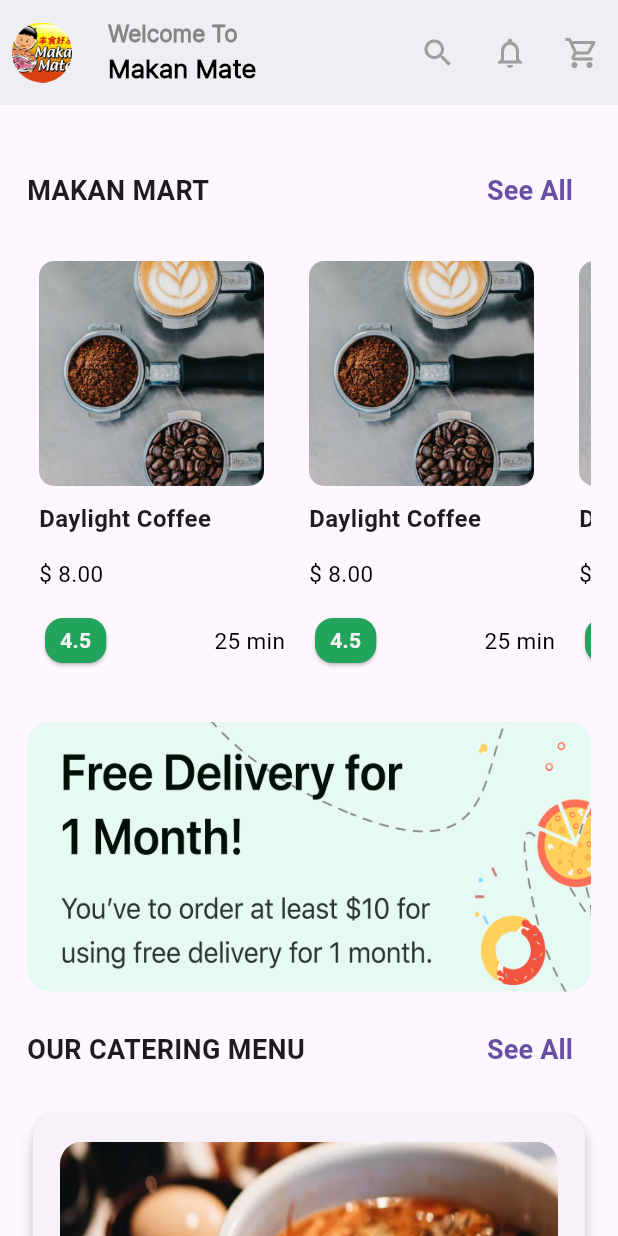
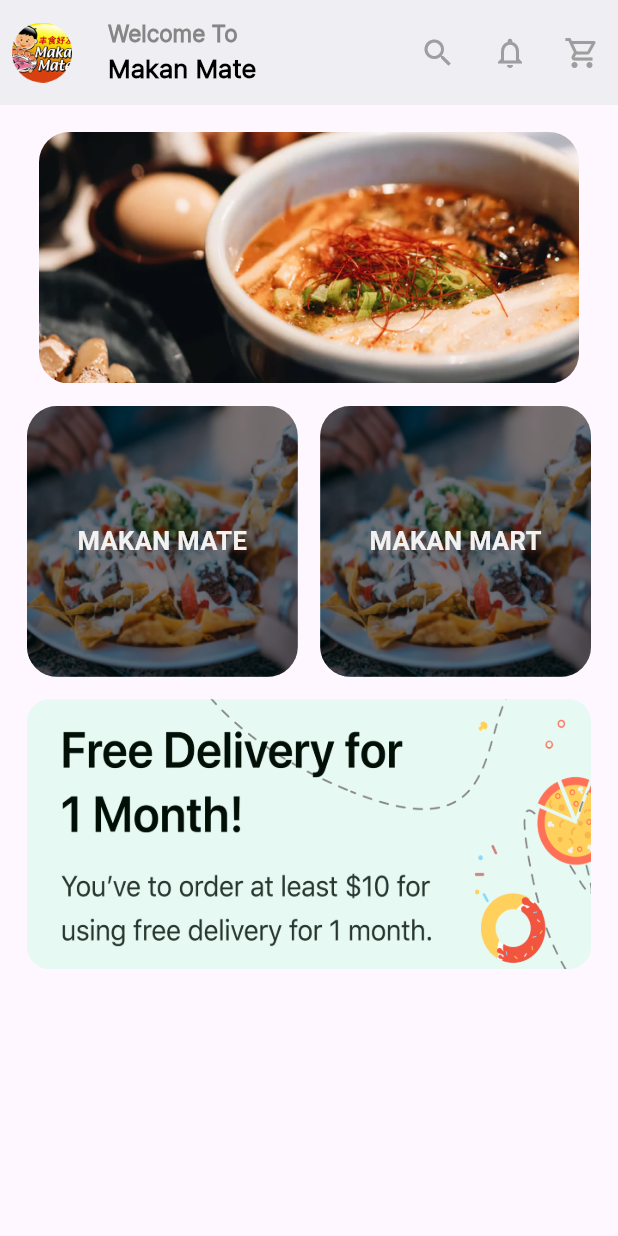
Before and after one commit to Sandhosh-28/FLUTTER-B2C-MAKANMATE, a Flutter app: the DashboardScreen screen opened by its route, on a phone screen of 412 x 824 dp. Run offline on Flutter 3.47's test engine with Material 3 defaults, Android fonts, the phone set to English and light mode, and no system bars; our stand-ins replace carousel_slider, get, pinput, shared_preferences; accounts and stored records are empty; network calls fail.

Commit message:
Dashboard Changes

```diff
--- a/lib/Const/approute.dart
+++ b/lib/Const/approute.dart
@@ -54,7 +54,9 @@ final pages = [
   GetPage(
       name: Routes.registrationScreen, page: () => const RegistrationScreen()),
   GetPage(name: Routes.loginScreen, page: () => const LoginScreen()),
-  GetPage(name: Routes.userBottomNavBar, page: () => const UserBottomNavBar()),
+  GetPage(
+      name: Routes.userBottomNavBar,
+      page: () => const UserBottomNavBar(index: 0)),
   GetPage(name: Routes.dashboardScreen, page: () => const DashboardScreen()),
   GetPage(
       name: Routes.editProfileScreen, page: () => const EditProfileScreen()),
--- a/lib/Const/assets.dart
+++ b/lib/Const/assets.dart
@@ -35,5 +35,7 @@ class Assets {
   static const String doller = "assets/images/doller.png";
   static const String plusButton = "assets/images/Plus.png";
   static const String minusButton = "assets/images/Minus.png";
+  static const String grocery = "assets/images/grocery.png";
+  static const String foodH = "assets/images/foodH.png";
   static const String successfully = "assets/images/successfully.gif";
 }
--- a/lib/Screens/Dashboard/dashboardscreen.dart
+++ b/lib/Screens/Dashboard/dashboardscreen.dart
@@ -6,6 +6,7 @@ import 'package:makkanmate/Const/colors.dart';
 
 import '../../Const/assets.dart';
 import '../../Const/size.dart';
+import '../Widget/bottomnavbar.dart';
 import 'dashboardcontroller.dart';
 
 class DashboardScreen extends StatefulWidget {
@@ -88,37 +89,225 @@ class _DashboardScreenState extends State<DashboardScreen> {
           padding: const EdgeInsets.all(18.0),
           child: Column(
             children: [
-              (controller.bannerImageList.isNotEmpty)
+              bannerImg(),
+              const SizedBox(height: 15),
+              GridView(
+                shrinkWrap: true,
+                gridDelegate: const SliverGridDelegateWithFixedCrossAxisCount(
+                  crossAxisCount: 2,
+                  mainAxisSpacing: 10,
+                  crossAxisSpacing: 15,
+                ),
+                children: [
+                  GestureDetector(
+                    onTap: () {
+                      Navigator.push(
+                        context,
+                        MaterialPageRoute(
+                          builder: (context) =>
+                              const UserBottomNavBar(index: 1),
+                        ),
+                      );
+                    },
+                    child: Stack(
+                      alignment: Alignment.center,
+                      fit: StackFit.expand,
+                      children: [
+                        ClipRRect(
+                          borderRadius: BorderRadius.circular(20.0),
+                          child: Image.asset(
+                            Assets.food,
+                            fit: BoxFit.fill,
+                          ),
+                        ),
+                        Container(
+                          decoration: BoxDecoration(
+                            color: MyColors.black.withOpacity(0.5),
+                            borderRadius: BorderRadius.circular(20.0),
+                          ),
+                        ),
+                        const Center(
+                          child: Padding(
+                            padding: EdgeInsets.all(18.0),
+                            child: Text(
+                              "MAKAN MATE",
+                              textAlign: TextAlign.center,
+                              maxLines: 3,
+                              overflow: TextOverflow.ellipsis,
+                              style: TextStyle(
+                                fontWeight: FontWeight.bold,
+                                fontSize: 17,
+                                color: MyColors.whiteTextFormField,
+                              ),
+                            ),
+                          ),
+                        )
+                      ],
+                    ),
+                  ),
+                  GestureDetector(
+                    onTap: () {
+                      Navigator.push(
+                        context,
+                        MaterialPageRoute(
+                          builder: (context) =>
+                              const UserBottomNavBar(index: 2),
+                        ),
+                      );
+                    },
+                    child: Stack(
+                      alignment: Alignment.center,
+                      fit: StackFit.expand,
+                      children: [
+                        ClipRRect(
+                          borderRadius: BorderRadius.circular(20.0),
+                          child: Image.asset(
+                            Assets.food,
+                            fit: BoxFit.fill,
+                          ),
+                        ),
+                        Container(
+                          decoration: BoxDecoration(
+                            color: MyColors.black.withOpacity(0.5),
+                            borderRadius: BorderRadius.circular(20.0),
+                          ),
+                        ),
+                        const Center(
+                          child: Padding(
+                            padding: EdgeInsets.all(18.0),
+                            child: Text(
+                              "MAKAN MART",
+                              textAlign: TextAlign.center,
+                              maxLines: 3,
+                              overflow: TextOverflow.ellipsis,
+                              style: TextStyle(
+                                fontWeight: FontWeight.bold,
+                                fontSize: 17,
+                                color: MyColors.whiteTextFormField,
+                              ),
+                            ),
+                          ),
+                        )
+                      ],
+                    ),
+                  ),
+                ],
+              ),
+              const SizedBox(height: 15),
+              // Row(
+              //   mainAxisAlignment: MainAxisAlignment.spaceBetween,
+              //   children: [
+              //     const Text(
+              //       "MAKAN MART",
+              //       style: TextStyle(
+              //         fontWeight: FontWeight.bold,
+              //         fontSize: 18,
+              //       ),
+              //     ),
+              //     TextButton(
+              //         onPressed: () {},
+              //         child: const Text(
+              //           "See All",
+              //           style: TextStyle(
+              //             fontWeight: FontWeight.bold,
+              //             fontSize: 18,
+              //           ),
+              //         ))
+              //   ],
+              // ),
+              // const SizedBox(height: 15),
+              // SizedBox(
+              //   height: 300,
+              //   child: martListView(),
+              // ),
+              // const SizedBox(height: 15),
+              ClipRRect(
+                  borderRadius: BorderRadius.circular(15.0),
+                  child: SizedBox(
+                      height: 180,
+                      child: Image.asset(
+                        Assets.adv,
+                        fit: BoxFit.fill,
+                      ))),
+              const SizedBox(height: 15),
+              // Row(
+              //   mainAxisAlignment: MainAxisAlignment.spaceBetween,
+              //   children: [
+              //     const Text(
+              //       "OUR CATERING MENU",
+              //       style: TextStyle(
+              //         fontWeight: FontWeight.bold,
+              //         fontSize: 18,
+              //       ),
+              //     ),
+              //     TextButton(
+              //         onPressed: () {},
+              //         child: const Text(
+              //           "See All",
+              //           style: TextStyle(
+              //             fontWeight: FontWeight.bold,
+              //             fontSize: 18,
+              //           ),
+              //         ))
+              //   ],
+              // ),
+              // const SizedBox(height: 15),
+              // cateringMenuList(),
+              // const SizedBox(height: 15),
+              // Row(
+              //   mainAxisAlignment: MainAxisAlignment.spaceBetween,
+              //   children: [
+              //     const Text(
+              //       "FEATURED ITEMS",
+              //       style: TextStyle(
+              //         fontWeight: FontWeight.bold,
+              //         fontSize: 18,
+              //       ),
+              //     ),
+              //     TextButton(
+              //         onPressed: () {},
+              //         child: const Text(
+              //           "See All",
+              //           style: TextStyle(
+              //             fontWeight: FontWeight.bold,
+              //             fontSize: 18,
+              //           ),
+              //         ))
+              //   ],
+              // ),
+              // const SizedBox(height: 15),
+              // SizedBox(
+              //   height: 300,
+              //   child: featuredListView(),
+              // ),
+            ],
+          ),
+        ),
+      );
+    });
+  }
+
+  ///BANNER WITH API
+  bannerImg() {
+    return (controller.bannerImageList.isNotEmpty)
         ? SizedBox(
-                      height: height(context) / 5,
+            height: height(context) / 4,
             width: double.infinity,
             child: CarouselSlider.builder(
               carouselController: controller.carouselController,
               itemCount: controller.bannerImageList.length,
-                        itemBuilder: (context, index, realIndex) {
-                          return (controller.bannerImageList[index]
-                                      .bannerImageFilePath ==
-                                  null)
-                              ? Container()
-                              : Padding(
-                                  padding:
-                                      const EdgeInsets.symmetric(horizontal: 8),
+              itemBuilder: (BuildContext context, int index, int realIndex) {
+                return Padding(
+                  padding: const EdgeInsets.symmetric(horizontal: 8),
                   child: ClipRRect(
                     borderRadius: BorderRadius.circular(20.0),
                     child: SizedBox(
                         width: width(context),
-                                      child:
-                                          // Image.asset(
-                                          //   Assets.banner,
-                                          //   fit: BoxFit.fill,
-                                          // )
-                                          Image.network(
-                                        controller.bannerImageList[index]
-                                            .bannerImageFilePath!
+                        child: Image.asset(
+                          controller.bannerImageList[index].bannerImageFilePath
                               .toString(),
                           fit: BoxFit.fill,
-                                      ),
-                                    ),
+                        )),
                   ),
                 );
               },
@@ -136,99 +325,18 @@ class _DashboardScreenState extends State<DashboardScreen> {
               ),
             ),
           )
-                  : Container(),
-              const SizedBox(height: 15),
-              Row(
-                mainAxisAlignment: MainAxisAlignment.spaceBetween,
-                children: [
-                  const Text(
-                    "MAKAN MART",
-                    style: TextStyle(
-                      fontWeight: FontWeight.bold,
-                      fontSize: 18,
-                    ),
-                  ),
-                  TextButton(
-                      onPressed: () {},
-                      child: const Text(
-                        "See All",
-                        style: TextStyle(
-                          fontWeight: FontWeight.bold,
-                          fontSize: 18,
-                        ),
-                      ))
-                ],
-              ),
-              const SizedBox(height: 15),
-              SizedBox(
-                height: 300,
-                child: martListView(),
-              ),
-              const SizedBox(height: 15),
-              ClipRRect(
-                  borderRadius: BorderRadius.circular(15.0),
+        : Padding(
+            padding: const EdgeInsets.symmetric(horizontal: 8),
+            child: ClipRRect(
+              borderRadius: BorderRadius.circular(20.0),
               child: SizedBox(
-                      height: 180,
+                  width: width(context),
                   child: Image.asset(
-                        Assets.adv,
+                    Assets.banner,
                     fit: BoxFit.fill,
-                      ))),
-              const SizedBox(height: 15),
-              Row(
-                mainAxisAlignment: MainAxisAlignment.spaceBetween,
-                children: [
-                  const Text(
-                    "OUR CATERING MENU",
-                    style: TextStyle(
-                      fontWeight: FontWeight.bold,
-                      fontSize: 18,
-                    ),
-                  ),
-                  TextButton(
-                      onPressed: () {},
-                      child: const Text(
-                        "See All",
-                        style: TextStyle(
-                          fontWeight: FontWeight.bold,
-                          fontSize: 18,
-                        ),
-                      ))
-                ],
-              ),
-              const SizedBox(height: 15),
-              cateringMenuList(),
-              const SizedBox(height: 15),
-              Row(
-                mainAxisAlignment: MainAxisAlignment.spaceBetween,
-                children: [
-                  const Text(
-                    "FEATURED ITEMS",
-                    style: TextStyle(
-                      fontWeight: FontWeight.bold,
-                      fontSize: 18,
-                    ),
-                  ),
-                  TextButton(
-                      onPressed: () {},
-                      child: const Text(
-                        "See All",
-                        style: TextStyle(
-                          fontWeight: FontWeight.bold,
-                          fontSize: 18,
-                        ),
-                      ))
-                ],
-              ),
-              const SizedBox(height: 15),
-              SizedBox(
-                height: 300,
-                child: featuredListView(),
-              ),
-            ],
-          ),
+                  )),
             ),
           );
-    });
   }
 
   martListView() {
```
Also changed, not shown: lib/Screens/Widget/bottomnavbar.dart (+53 -27 lines), assets/images/home1.png, assets/images/profile1.png. Lines whose indentation alone changed are shown as unchanged.
